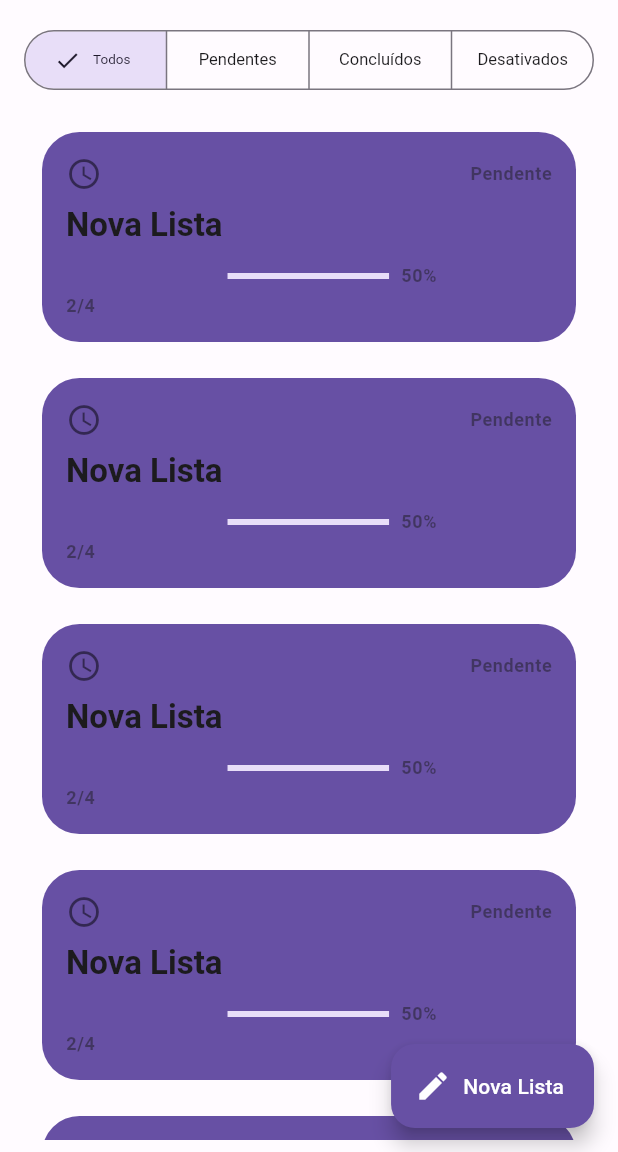
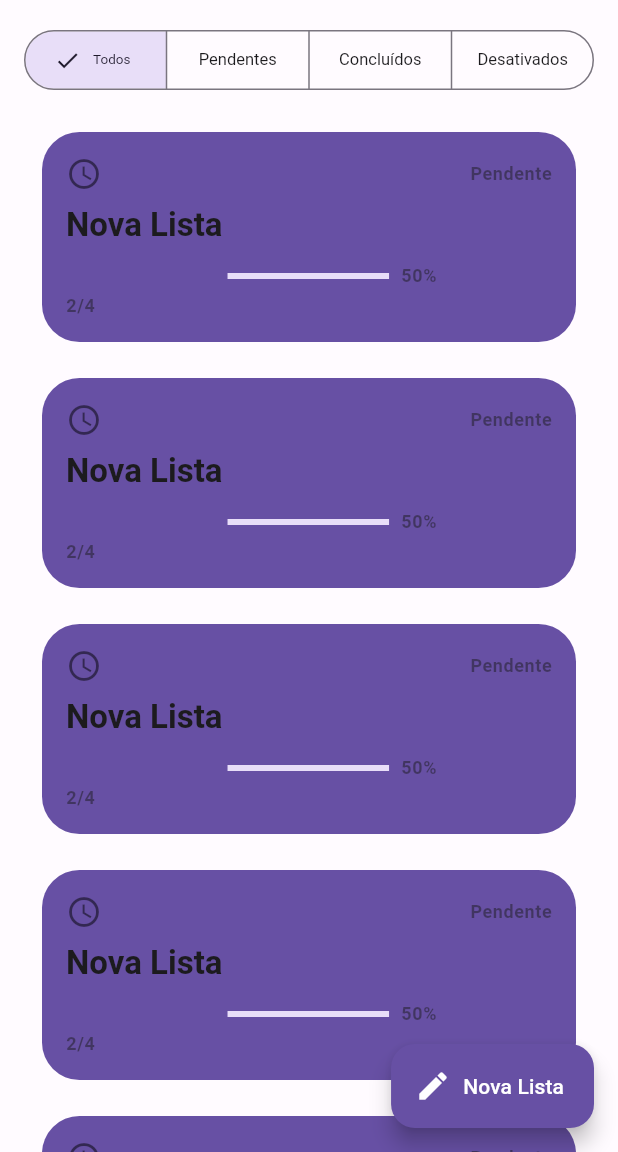
Before and after one commit to ozzfelipe/flutter_lista_compras, a Flutter app: the screen it shows after launch, on a phone screen of 412 x 824 dp, the part 84-1236 px from its top. Run offline on Flutter 3.47's test engine with Material 2 defaults, Android fonts, the phone set to English and light mode, and no system bars; our stand-ins replace flutter_modular, realm, result_dart, rxdart; generated files the repository leaves out were written again.

Commit message:
ref packages

```diff
--- a/app/lib/app_module.dart
+++ b/app/lib/app_module.dart
@@ -15,8 +15,8 @@ import 'package:lista_de_compras/src/shared/domain/app/presentation/usecases/get
 import 'package:lista_de_compras/src/shared/domain/app/presentation/usecases/get_theme_mode_source.dart';
 import 'package:lista_de_compras/src/shared/domain/app/presentation/usecases/save_theme_mode.dart';
 import 'package:lista_de_compras/src/shared/domain/app/presentation/usecases/save_theme_mode_source.dart';
-import 'package:lista_de_compras/src/shared/routes/routes.dart';
 import 'package:lista_de_compras/src/shared/services/realm/realm_config.dart';
+import 'package:lista_de_compras/src/shared/utils/routes/routes.dart';
 import 'package:realm/realm.dart';
 
 class AppModule extends Module {
--- a/app/lib/app_widget.dart
+++ b/app/lib/app_widget.dart
@@ -3,8 +3,8 @@ import 'package:flutter_modular/flutter_modular.dart';
 import 'package:lista_de_compras/src/shared/domain/app/presentation/app_theme_state.dart';
 import 'package:lista_de_compras/src/shared/domain/app/presentation/app_view_model.dart';
 
-part './src/shared/themes/color_schemes.g.dart';
-part './src/shared/themes/theme.dart';
+part 'src/shared/utils/themes/color_schemes.g.dart';
+part 'src/shared/utils/themes/theme.dart';
 
 class AppWidget extends StatefulWidget {
   const AppWidget({super.key});
--- a/app/lib/src/configuration/configuration_page.dart
+++ b/app/lib/src/configuration/configuration_page.dart
@@ -3,7 +3,7 @@ import 'package:flutter_modular/flutter_modular.dart';
 
 import '../shared/domain/app/presentation/app_intent.dart';
 import '../shared/domain/app/presentation/app_view_model.dart';
-import '../shared/themes/extensions/theme_mode_extension.dart';
+import '../shared/utils/themes/extensions/theme_mode_extension.dart';
 
 class ConfigurationPage extends StatefulWidget {
   const ConfigurationPage({super.key});
--- a/app/lib/src/home/home_module.dart
+++ b/app/lib/src/home/home_module.dart
@@ -1,7 +1,7 @@
 import 'package:flutter_modular/flutter_modular.dart';
 import 'package:lista_de_compras/src/home/pages/home/home_page.dart';
 import 'package:lista_de_compras/src/home/pages/new_task/new_task_board_page.dart';
-import 'package:lista_de_compras/src/shared/routes/routes.dart';
+import 'package:lista_de_compras/src/shared/utils/routes/routes.dart';
 
 class HomeModule extends Module {
   @override
--- a/app/lib/src/home/pages/home/home_page.dart
+++ b/app/lib/src/home/pages/home/home_page.dart
@@ -2,7 +2,7 @@ import 'package:flutter/material.dart';
 import 'package:flutter_modular/flutter_modular.dart';
 import 'package:lista_de_compras/src/home/widgets/custom_drawer.dart';
 import 'package:lista_de_compras/src/home/widgets/task_board.dart';
-import 'package:lista_de_compras/src/shared/routes/routes.dart';
+import 'package:lista_de_compras/src/shared/utils/routes/routes.dart';
 
 import '../../../shared/widgets/user_image_button.dart';
 
--- a/app/lib/src/home/widgets/custom_drawer.dart
+++ b/app/lib/src/home/widgets/custom_drawer.dart
@@ -1,7 +1,7 @@
 import 'package:flutter/material.dart';
 import 'package:flutter_modular/flutter_modular.dart';
 import 'package:lista_de_compras/src/shared/domain/app/presentation/app_view_model.dart';
-import 'package:lista_de_compras/src/shared/routes/routes.dart';
+import 'package:lista_de_compras/src/shared/utils/routes/routes.dart';
 
 import '../../shared/domain/app/presentation/app_sync_date_state.dart';
 
--- a/app/lib/src/home/widgets/task_board.dart
+++ b/app/lib/src/home/widgets/task_board.dart
@@ -17,16 +17,13 @@ class TaskBoardList extends StatelessWidget {
       backgroundColor: Theme.of(context).colorScheme.primary,
       foregroundColor: Theme.of(context).colorScheme.primary,
     );
-    return Padding(
-      padding: const EdgeInsets.all(8.0),
-      child: ListView.separated(
-        padding: const EdgeInsets.fromLTRB(20, 80, 20, 100),
-        itemBuilder: (_, index) {
-          return TaskCard(taskCard: taskCard);
-        },
-        separatorBuilder: (_, index) => const SizedBox(height: 24),
-        itemCount: 10,
-      ),
+    return ListView.separated(
+      padding: const EdgeInsets.fromLTRB(28, 88, 28, 116),
+      itemBuilder: (_, index) {
+        return TaskCard(taskCard: taskCard);
+      },
+      separatorBuilder: (_, index) => const SizedBox(height: 24),
+      itemCount: 10,
     );
   }
 }
--- a/app/lib/src/shared/themes/theme.dart
+++ b/app/lib/src/shared/utils/themes/theme.dart
@@ -1,4 +1,4 @@
-part of '../../../app_widget.dart';
+part of '../../../../app_widget.dart';
 
 ThemeData get _lightThemeData => ThemeData(
       colorScheme: _lightColorScheme,
```
Also changed, not shown: app/lib/src/shared/utils/routes/routes.dart (renamed from app/lib/src/shared/routes/routes.dart), app/lib/src/shared/utils/themes/color_schemes.g.dart, app/lib/src/shared/utils/themes/extensions/theme_mode_extension.dart (renamed from app/lib/src/shared/themes/extensions/theme_mode_extension.dart), 2 other files.
